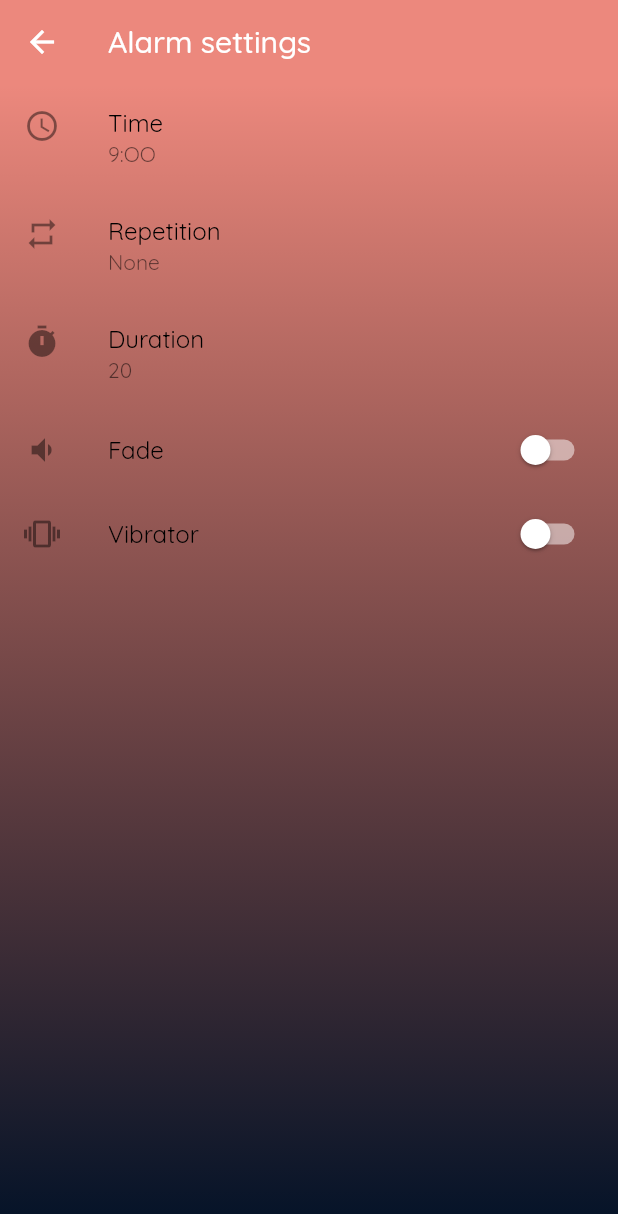
After one commit to OraneOrveillon/grododo, a Flutter app: the NavBar screen opened directly, after a tap on the "edit" icon, on a phone screen of 412 x 824 dp. The commit adds this screen. Shown: the top 1214 px of the screen. Run offline on Flutter 3.47's test engine with Material 2 defaults, Android fonts, the phone set to English and light mode, and no system bars; our stand-ins replace google_fonts.

Commit message:
Alarms interface (settings) 🚧

```diff
--- a/lib/model/alarm.dart
+++ b/lib/model/alarm.dart
@@ -1,5 +1,5 @@
 class Alarm {
-  final String hour;
+  final String time;
   final List<String> repetition;
   final int duration;
   bool activated;
@@ -7,7 +7,7 @@ class Alarm {
   final bool vibrator;
 
   Alarm({
-    required this.hour,
+    required this.time,
     required this.repetition,
     required this.duration,
     this.activated = true,
@@ -18,17 +18,17 @@ class Alarm {
   static List<Alarm> generateRandomAlarms() {
     return [
       Alarm(
-        hour: '9:OO',
-        repetition: [Repetition.once],
+        time: '9:OO',
+        repetition: [Repetition.none],
         duration: 20,
       ),
       Alarm(
-        hour: '6:OO',
+        time: '6:OO',
         repetition: [Repetition.monday, Repetition.thursday],
         duration: 20,
       ),
       Alarm(
-          hour: '6:3O',
+          time: '6:3O',
           repetition: [
             Repetition.monday,
             Repetition.tuesday,
@@ -38,13 +38,13 @@ class Alarm {
           ],
           duration: 20),
       Alarm(
-        hour: '5:55',
-        repetition: [Repetition.once],
+        time: '5:55',
+        repetition: [Repetition.none],
         duration: 20,
         activated: false,
       ),
       Alarm(
-        hour: '7:OO',
+        time: '7:OO',
         repetition: [Repetition.saturday, Repetition.sunday],
         duration: 20,
         activated: false,
@@ -54,7 +54,7 @@ class Alarm {
 }
 
 abstract class Repetition {
-  static const String once = 'Once';
+  static const String none = 'None';
   static const String monday = 'Mon';
   static const String tuesday = 'Tue';
   static const String wednesday = 'Wed';
--- a/lib/model/alarm_provider.dart
+++ b/lib/model/alarm_model.dart
@@ -2,10 +2,10 @@ import 'package:flutter/material.dart';
 
 import 'alarm.dart';
 
-class AlarmProvider extends ChangeNotifier {
+class AlarmModel extends ChangeNotifier {
   final Alarm alarm;
 
-  AlarmProvider({required this.alarm});
+  AlarmModel({required this.alarm});
 
   void updateActivated(bool activated) {
     alarm.activated = activated;
--- a/lib/model/navbar_index_provider.dart
+++ b/lib/model/navbar_index_model.dart
@@ -1,10 +1,9 @@
 import 'package:flutter/material.dart';
 
-class NavigationBarIndexProvider extends ChangeNotifier {
+class NavigationBarIndexModel extends ChangeNotifier {
   late int index;
 
-  NavigationBarIndexProvider({required int initialIndex})
-      : index = initialIndex;
+  NavigationBarIndexModel({required int initialIndex}) : index = initialIndex;
 
   void updateIndex({required int newIndex}) {
     index = newIndex;
--- a/lib/model/theme_provider.dart
+++ b/lib/model/theme_model.dart
@@ -1,6 +1,6 @@
 import 'package:flutter/material.dart';
 
-class ThemeProvider extends ChangeNotifier {
+class ThemeModel extends ChangeNotifier {
   bool _isLightTheme = true;
 
   void changeTheme() {
--- /dev/null
+++ b/lib/view/components/background_gradient.dart
@@ -0,0 +1,25 @@
+import 'package:flutter/cupertino.dart';
+import 'package:flutter/material.dart';
+
+class BackgroundGradient extends StatelessWidget {
+  const BackgroundGradient({Key? key, required this.child}) : super(key: key);
+
+  final Widget child;
+
+  @override
+  Widget build(BuildContext context) {
+    return Container(
+      decoration: const BoxDecoration(
+        gradient: LinearGradient(
+          begin: Alignment.topCenter,
+          end: Alignment.bottomCenter,
+          colors: [
+            Colors.transparent,
+            Color(0xFF021228),
+          ],
+        ),
+      ),
+      child: child,
+    );
+  }
+}
--- /dev/null
+++ b/lib/view/pages/alarm_settings_page.dart
@@ -0,0 +1,51 @@
+import 'package:flutter/material.dart';
+import 'package:provider/provider.dart';
+
+import '../../model/alarm_model.dart';
+import '../components/background_gradient.dart';
+
+class AlarmSettingsPage extends StatelessWidget {
+  const AlarmSettingsPage({Key? key}) : super(key: key);
+
+  @override
+  Widget build(BuildContext context) {
+    return Scaffold(
+      appBar: AppBar(
+        title: const Text('Alarm settings'),
+      ),
+      body: BackgroundGradient(
+        child: Consumer<AlarmModel>(
+          builder: (context, alarmProvider, child) => Column(
+            children: [
+              ListTile(
+                title: const Text('Time'),
+                subtitle: Text(alarmProvider.alarm.time),
+                leading: const Icon(Icons.access_time_outlined),
+              ),
+              ListTile(
+                title: const Text('Repetition'),
+                subtitle: Text(alarmProvider.alarm.repetition.join(' ,')),
+                leading: const Icon(Icons.repeat),
+              ),
+              ListTile(
+                title: const Text('Duration'),
+                subtitle: Text('${alarmProvider.alarm.duration}'),
+                leading: const Icon(Icons.timer),
+              ),
+              ListTile(
+                title: const Text('Fade'),
+                leading: const Icon(Icons.volume_down),
+                trailing: Switch(value: alarmProvider.alarm.fade, onChanged: (value) {}),
+              ),
+              ListTile(
+                title: const Text('Vibrator'),
+                leading: const Icon(Icons.vibration),
+                trailing: Switch(value: alarmProvider.alarm.vibrator, onChanged: (value) {}),
+              ),
+            ],
+          ),
+        ),
+      ),
+    );
+  }
+}
--- a/lib/view/pages/alarms_page.dart
+++ b/lib/view/pages/alarms_page.dart
@@ -1,42 +1,45 @@
 import 'package:flutter/material.dart';
-import 'package:grododo/model/alarm_provider.dart';
 import 'package:provider/provider.dart';
 
 import '../../model/alarm.dart';
+import '../../model/alarm_model.dart';
+import 'alarm_settings_page.dart';
 
 class AlarmsPage extends StatelessWidget {
   const AlarmsPage({Key? key}) : super(key: key);
 
   @override
   Widget build(BuildContext context) {
-    List<Widget> alarms = _generateAlarmsExample();
+    List<Widget> alarms = _generateAlarmsExample(context);
     return ListView.builder(
       itemCount: alarms.length,
       itemBuilder: (context, index) => alarms[index],
     );
   }
 
-  List<Widget> _generateAlarmsExample() {
+  List<Widget> _generateAlarmsExample(BuildContext context) {
     List<Alarm> alarms = Alarm.generateRandomAlarms();
     return alarms
-        .map((alarm) => Card(
+        .map(
+          (alarm) => Card(
             color: Colors.white.withOpacity(0.2),
             shadowColor: Colors.transparent,
             elevation: 0,
             semanticContainer: true,
             borderOnForeground: true,
-              child: Row(
+            child: ChangeNotifierProvider(
+              create: (_) => AlarmModel(alarm: alarm),
+              child: Consumer<AlarmModel>(
+                builder: (context, alarmProvider, child) => Row(
                   children: [
                     Expanded(
                       child: ListTile(
-                      title: Text(alarm.hour),
+                        title: Text(alarm.time),
                         subtitle: Text(alarm.repetition.join(', ')),
                       ),
                     ),
-                  ChangeNotifierProvider(
-                    create: (_) => AlarmProvider(alarm: alarm),
-                    child: Consumer<AlarmProvider>(
-                      builder: (context, alarmProvider, child) => Switch(
+                    Switch(
+                      inactiveTrackColor: Colors.black.withOpacity(0.2),
                       value: alarmProvider.alarm.activated,
                       onChanged: (value) {
                         alarmProvider.updateActivated(value);
@@ -50,12 +53,29 @@ class AlarmsPage extends StatelessWidget {
                             duration: const Duration(milliseconds: 700),
                           ),
                         );
-                          }),
+                      },
+                    ),
+                    IconButton(
+                      icon: const Icon(
+                        Icons.edit,
+                      ),
+                      onPressed: () => Navigator.push(
+                        context,
+                        MaterialPageRoute(
+                          /// To pass a model through a different route
+                          builder: (context) => ChangeNotifierProvider<AlarmModel>.value(
+                            value: alarmProvider,
+                            child: const AlarmSettingsPage(),
+                          ),
+                        ),
+                      ),
+                    ),
+                  ],
+                ),
+              ),
+            ),
           ),
         )
-                ],
-              ),
-            ))
         .toList();
   }
 }
--- /dev/null
+++ b/lib/view/pages/navbar.dart
@@ -0,0 +1,57 @@
+import 'package:flutter/material.dart';
+import 'package:provider/provider.dart';
+
+import '../../model/navbar_index_model.dart';
+import '../components/background_gradient.dart';
+import 'alarms_page.dart';
+import 'settings_page.dart';
+import 'sleep_page.dart';
+import 'stats_page.dart';
+
+class NavBar extends StatelessWidget {
+  NavBar({Key? key}) : super(key: key);
+
+  final List<Widget> _navPages = [
+    const AlarmsPage(),
+    const SleepPage(),
+    const StatsPage(),
+    const SettingsPage(),
+  ];
+
+  @override
+  Widget build(BuildContext context) {
+    return ChangeNotifierProvider(
+      create: (_) => NavigationBarIndexModel(initialIndex: 1),
+      child: Consumer<NavigationBarIndexModel>(
+        builder: (context, indexProvider, child) => Scaffold(
+          extendBody: true,
+          bottomNavigationBar: BottomNavigationBar(
+            currentIndex: indexProvider.index,
+            onTap: (index) => indexProvider.updateIndex(newIndex: index),
+            items: const [
+              BottomNavigationBarItem(
+                icon: ImageIcon(AssetImage('assets/icons/alarm.png')),
+                label: 'Alarms',
+              ),
+              BottomNavigationBarItem(
+                icon: ImageIcon(AssetImage('assets/icons/moon.png')),
+                label: 'Sleep',
+              ),
+              BottomNavigationBarItem(
+                icon: ImageIcon(AssetImage('assets/icons/stats.png')),
+                label: 'Stats',
+              ),
+              BottomNavigationBarItem(
+                icon: ImageIcon(AssetImage('assets/icons/settings.png')),
+                label: 'Settings',
+              ),
+            ],
+          ),
+          body: BackgroundGradient(
+            child: _navPages[indexProvider.index],
+          ),
+        ),
+      ),
+    );
+  }
+}
--- a/lib/view/pages/sleep_page.dart
+++ b/lib/view/pages/sleep_page.dart
@@ -1,7 +1,7 @@
 import 'package:flutter/material.dart';
 import 'package:provider/provider.dart';
 
-import '../../model/theme_provider.dart';
+import '../../model/theme_model.dart';
 
 class SleepPage extends StatelessWidget {
   const SleepPage({Key? key}) : super(key: key);
@@ -12,10 +12,9 @@ class SleepPage extends StatelessWidget {
       child: Column(
         mainAxisAlignment: MainAxisAlignment.center,
         children: [
-          Consumer<ThemeProvider>(
+          Consumer<ThemeModel>(
               builder: (context, theme, child) => ElevatedButton(
-                  onPressed: () => theme.changeTheme(),
-                  child: const Text('Changer de theme')))
+                  onPressed: () => theme.changeTheme(), child: const Text('Changer de theme')))
         ],
       ),
     );
```
Also changed, not shown: lib/main.dart (+5 -68 lines), lib/theme.dart (+9 -0 lines). Lines whose indentation alone changed are shown as unchanged.
